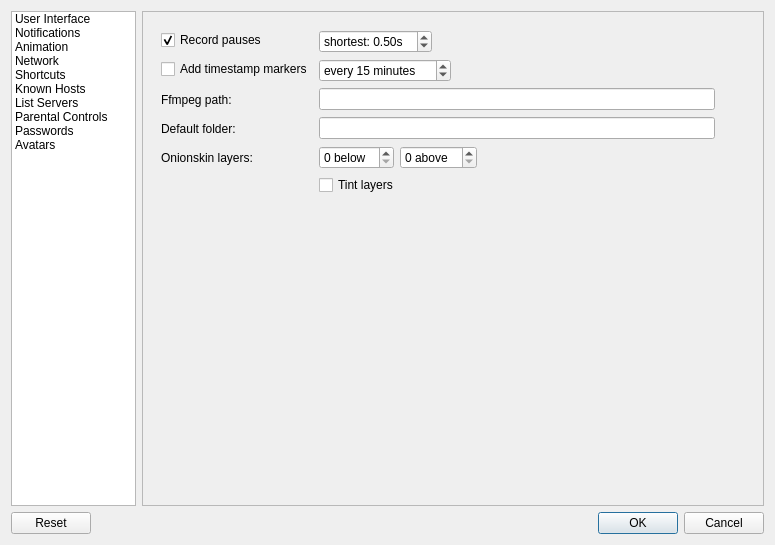
drawpile/Drawpile, file src/desktop/ui/settings.ui: the form before one commit.
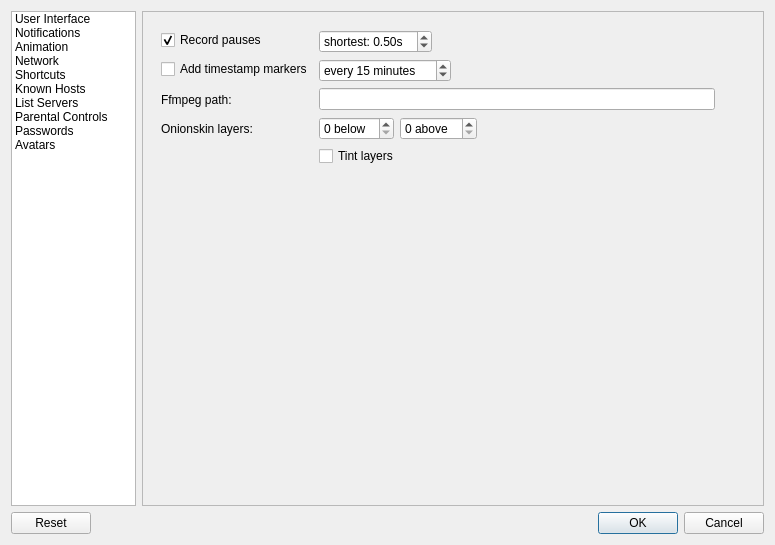
The form after the commit. The open tabs and pages were chosen to show the change. Icons and pictures are not drawn.

```diff
--- a/src/desktop/ui/settings.ui
+++ b/src/desktop/ui/settings.ui
@@ -513,39 +513,14 @@
               </item>
              </layout>
             </item>
-            <item row="7" column="0">
-             <widget class="QLabel" name="label_8">
-              <property name="text">
-               <string>Default folder:</string>
-              </property>
-             </widget>
-            </item>
-            <item row="7" column="1">
-             <layout class="QHBoxLayout" name="horizontalLayout_6">
-              <item>
-               <widget class="QLineEdit" name="recordingFolder"/>
-              </item>
-              <item>
-               <widget class="QToolButton" name="pickRecordingFolder">
-                <property name="icon">
-                 <iconset theme="document-open">
-                  <normaloff>theme:document-open.svg</normaloff>theme:document-open.svg</iconset>
-                </property>
-                <property name="autoRaise">
-                 <bool>true</bool>
-                </property>
-               </widget>
-              </item>
-             </layout>
-            </item>
-            <item row="9" column="0">
+            <item row="8" column="0">
              <widget class="QLabel" name="label_10">
               <property name="text">
                <string>Onionskin layers:</string>
               </property>
              </widget>
             </item>
-            <item row="9" column="1">
+            <item row="8" column="1">
              <layout class="QHBoxLayout" name="horizontalLayout_7">
               <item>
                <widget class="QSpinBox" name="onionskinsBelow">
@@ -579,7 +554,7 @@
               </item>
              </layout>
             </item>
-            <item row="10" column="1">
+            <item row="9" column="1">
              <widget class="QCheckBox" name="onionskinTint">
               <property name="text">
                <string>Tint layers</string>
```
Left out of the diff: 2 changed lines with no effect on the pictures.
